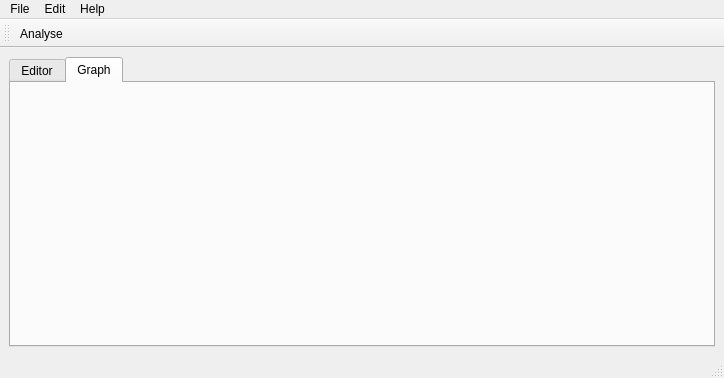
Before: the Qt Designer form adcswindow.ui in rrader/ADCS, drawn with Qt 5.
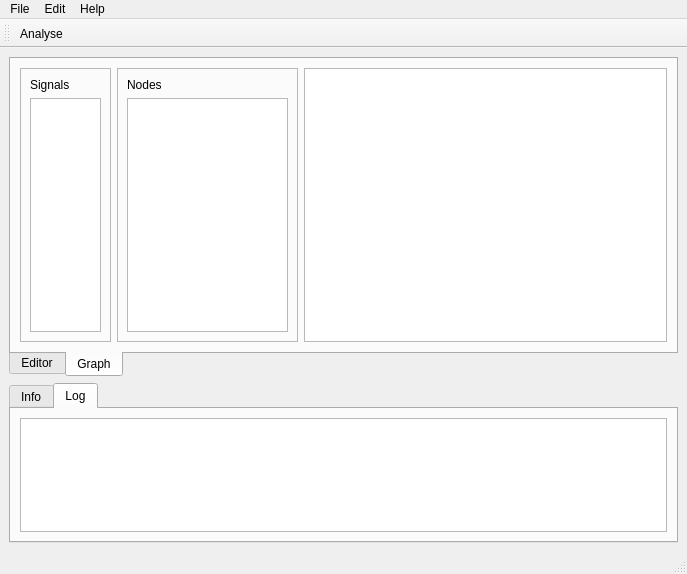
After: the same form once the commit is applied. The open tabs and pages were chosen to show the change.

Commit message: building matrix; graph analysed tab; logging

```diff
--- a/adcswindow.ui
+++ b/adcswindow.ui
@@ -6,19 +6,37 @@
    <rect>
     <x>0</x>
     <y>0</y>
-    <width>724</width>
-    <height>378</height>
+    <width>687</width>
+    <height>574</height>
    </rect>
   </property>
   <property name="windowTitle">
    <string>Form1</string>
   </property>
   <widget class="QWidget" name="centralwidget">
-   <layout class="QVBoxLayout" name="verticalLayout_2">
+   <layout class="QVBoxLayout" name="verticalLayout_2" stretch="2,1">
     <item>
      <widget class="QTabWidget" name="tabWidget">
+      <property name="tabPosition">
+       <enum>QTabWidget::South</enum>
+      </property>
+      <property name="tabShape">
+       <enum>QTabWidget::Rounded</enum>
+      </property>
       <property name="currentIndex">
-       <number>0</number>
+       <number>1</number>
+      </property>
+      <property name="usesScrollButtons">
+       <bool>true</bool>
+      </property>
+      <property name="documentMode">
+       <bool>false</bool>
+      </property>
+      <property name="tabsClosable">
+       <bool>false</bool>
+      </property>
+      <property name="movable">
+       <bool>false</bool>
       </property>
       <widget class="QWidget" name="editorTab">
        <attribute name="title">
@@ -127,11 +145,116 @@
         </item>
        </layout>
       </widget>
-      <widget class="QWidget" name="tab_2">
+      <widget class="QWidget" name="graphTab">
+       <property name="enabled">
+        <bool>true</bool>
+       </property>
        <attribute name="title">
         <string>Graph</string>
        </attribute>
-       <layout class="QVBoxLayout" name="workArea" stretch=""/>
+       <layout class="QVBoxLayout" name="tab_2_layout">
+        <item>
+         <layout class="QHBoxLayout" name="horizontalLayout" stretch="1,2,4">
+          <item>
+           <widget class="QFrame" name="frame">
+            <property name="frameShape">
+             <enum>QFrame::StyledPanel</enum>
+            </property>
+            <property name="frameShadow">
+             <enum>QFrame::Raised</enum>
+            </property>
+            <layout class="QVBoxLayout" name="verticalLayout_3">
+             <item>
+              <widget class="QLabel" name="label">
+               <property name="text">
+                <string>Signals</string>
+               </property>
+              </widget>
+             </item>
+             <item>
+              <widget class="QListWidget" name="listSignals"/>
+             </item>
+            </layout>
+           </widget>
+          </item>
+          <item>
+           <widget class="QFrame" name="frame_2">
+            <property name="frameShape">
+             <enum>QFrame::StyledPanel</enum>
+            </property>
+            <property name="frameShadow">
+             <enum>QFrame::Raised</enum>
+            </property>
+            <layout class="QVBoxLayout" name="verticalLayout">
+             <item>
+              <widget class="QLabel" name="label_2">
+               <property name="text">
+                <string>Nodes</string>
+               </property>
+              </widget>
+             </item>
+             <item>
+              <widget class="QListWidget" name="listNodes"/>
+             </item>
+            </layout>
+           </widget>
+          </item>
+          <item>
+           <widget class="QTableView" name="matrix">
+            <property name="gridStyle">
+             <enum>Qt::SolidLine</enum>
+            </property>
+            <property name="sortingEnabled">
+             <bool>false</bool>
+            </property>
+           </widget>
+          </item>
+         </layout>
+        </item>
+       </layout>
+      </widget>
+     </widget>
+    </item>
+    <item>
+     <widget class="QTabWidget" name="tabWidget_2">
+      <property name="currentIndex">
+       <number>1</number>
+      </property>
+      <widget class="QWidget" name="tab">
+       <attribute name="title">
+        <string>Info</string>
+       </attribute>
+       <layout class="QVBoxLayout" name="tab_2_layout">
+        <item>
+         <widget class="QPlainTextEdit" name="info">
+          <property name="enabled">
+           <bool>true</bool>
+          </property>
+          <property name="readOnly">
+           <bool>true</bool>
+          </property>
+         </widget>
+        </item>
+       </layout>
+      </widget>
+      <widget class="QWidget" name="tab_3">
+       <attribute name="title">
+        <string>Log</string>
+       </attribute>
+       <layout class="QVBoxLayout" name="tab_2_layout">
+        <item>
+         <widget class="QPlainTextEdit" name="log">
+          <property name="font">
+           <font>
+            <family>DejaVu Sans Mono</family>
+           </font>
+          </property>
+          <property name="readOnly">
+           <bool>true</bool>
+          </property>
+         </widget>
+        </item>
+       </layout>
       </widget>
      </widget>
     </item>
@@ -142,7 +265,7 @@
     <rect>
      <x>0</x>
      <y>0</y>
-     <width>724</width>
+     <width>687</width>
      <height>27</height>
     </rect>
    </property>
```
Left out of the diff: 55 changed lines with no effect on the pictures. The commit also changes 5 other files.
